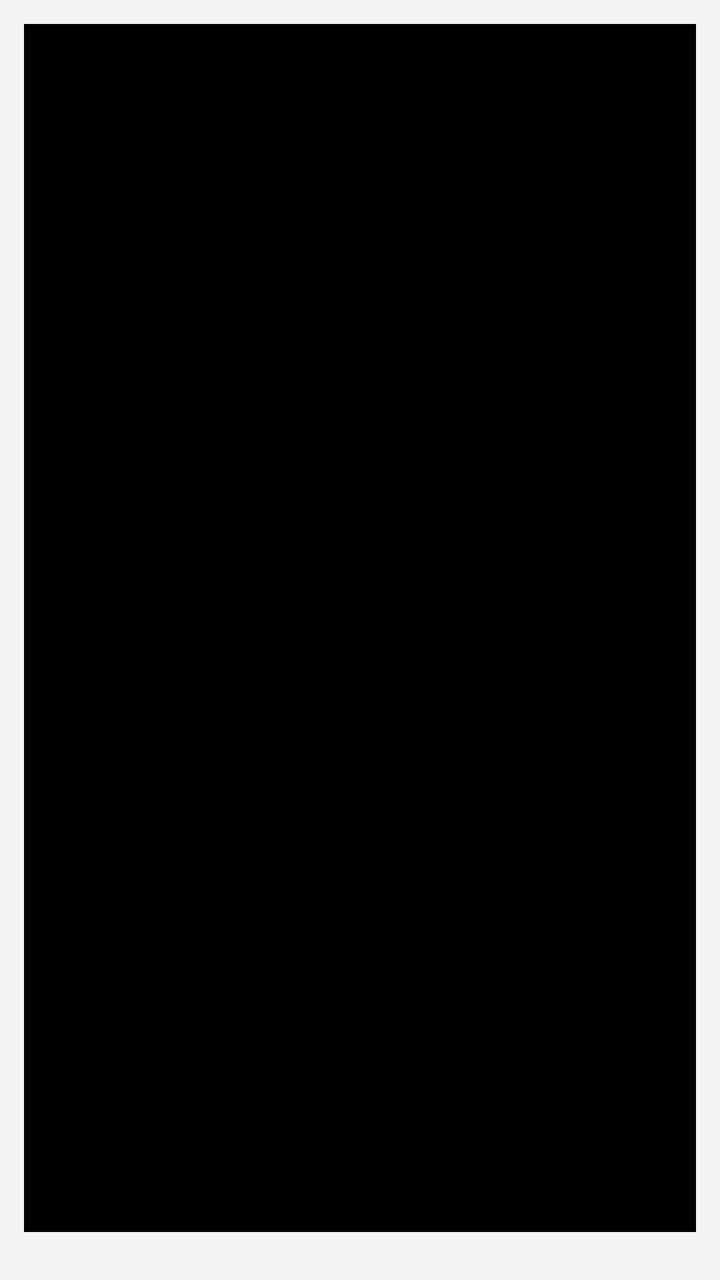
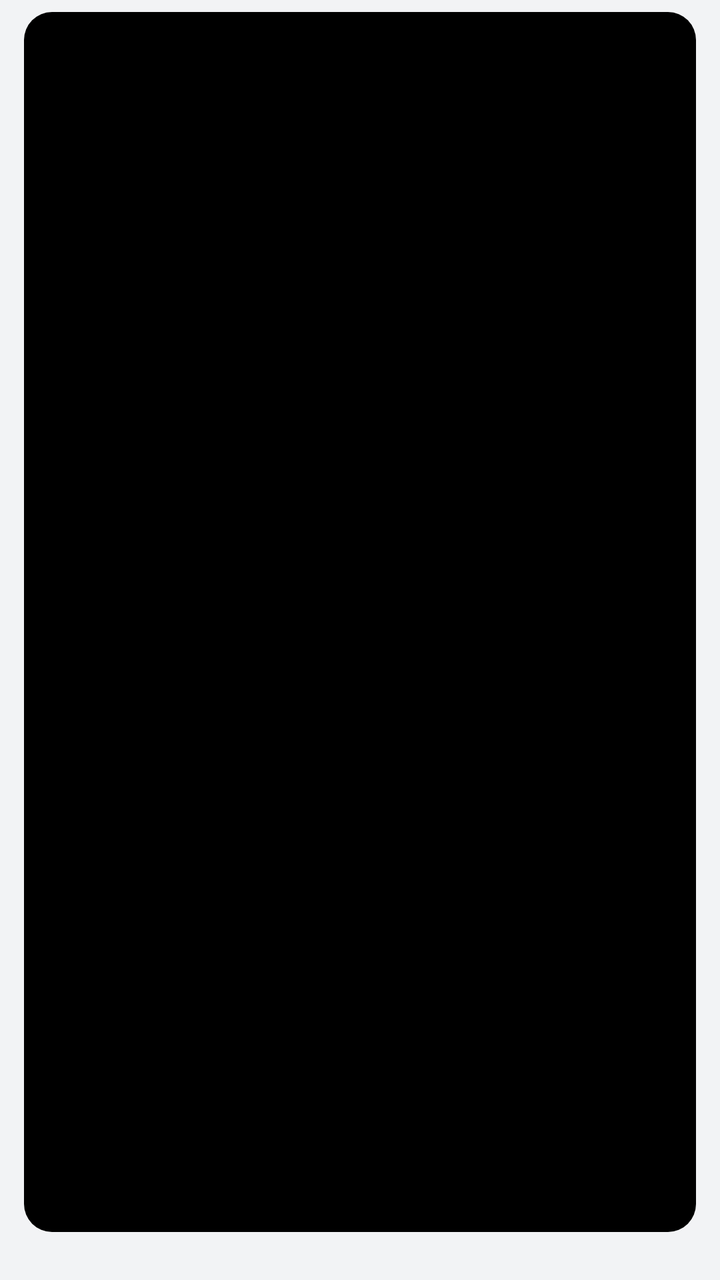

An Android layout rendered at two revisions. The XML below is the earlier revision; the diff shows what the commit changed to produce the second picture.
<!-- AndroidManifest.xml: application theme android:Theme.DeviceDefault.NoActionBar -->
<!-- res/layout/activity_main.xml -->
<?xml version="1.0" encoding="utf-8"?>
<LinearLayout xmlns:android="http://schemas.android.com/apk/res/android"
    android:layout_width="match_parent"
    android:layout_height="match_parent"
    android:orientation="vertical"
    android:background="#f2f3f5"
    android:padding="12dp">

    
    <FrameLayout
        android:id="@+id/previewContainer"
        android:layout_width="match_parent"
        android:layout_height="wrap_content"
        android:background="#000000"
        android:layout_marginBottom="12dp">

        <TextureView
            android:id="@+id/preview"
            android:layout_width="match_parent"
            android:layout_height="match_parent" />

        
        <TextView
            android:id="@+id/overlay"
            android:layout_width="wrap_content"
            android:layout_height="wrap_content"
            android:layout_gravity="top|center_horizontal"
            android:layout_marginTop="10dp"
            android:maxWidth="320dp"
            android:padding="8dp"
            android:background="#CC1F2129"
            android:textColor="#FFFFFF"
            android:textSize="14sp"
            android:visibility="invisible" />
    </FrameLayout>

    
    <ScrollView
        android:id="@+id/scrollResult"
        android:layout_width="match_parent"
        android:layout_height="0dp"
        android:layout_weight="1"
        android:background="#FFFFFF"
        android:padding="12dp">

        <TextView
            android:id="@+id/result"
            android:layout_width="match_parent"
            android:layout_height="wrap_content"
            android:textSize="15sp"
            android:textColor="#1D2129"
            android:lineSpacingExtra="4dp"
            android:textIsSelectable="true"
            android:scrollbars="vertical" />
    </ScrollView>

    
    <LinearLayout
        android:layout_width="match_parent"
        android:layout_height="wrap_content"
        android:orientation="horizontal"
        android:layout_marginTop="12dp">

        <Button
            android:id="@+id/btnCopy"
            android:layout_width="0dp"
            android:layout_height="wrap_content"
            android:layout_weight="1"
            android:layout_marginEnd="6dp"
            android:text="复制"
            android:textAllCaps="false" />

        <Button
            android:id="@+id/btnConvert"
            android:layout_width="0dp"
            android:layout_height="wrap_content"
            android:layout_weight="1"
            android:layout_marginStart="6dp"
            android:layout_marginEnd="6dp"
            android:text="转换"
            android:textAllCaps="false" />

        <Button
            android:id="@+id/btnClear"
            android:layout_width="0dp"
            android:layout_height="wrap_content"
            android:layout_weight="1"
            android:layout_marginStart="6dp"
            android:text="清空"
            android:textAllCaps="false" />
    </LinearLayout>

</LinearLayout>
<!-- resources referenced by this layout -->
<resources>

</resources>

<!-- the commit's change to res/layout/activity_main.xml (unified diff, before → after) -->
@@ -4,14 +4,17 @@
     android:layout_height="match_parent"
     android:orientation="vertical"
     android:background="#f2f3f5"
-    android:padding="12dp">
+    android:paddingLeft="12dp"
+    android:paddingRight="12dp"
+    android:paddingTop="6dp"
+    android:paddingBottom="12dp">
 
     
     <FrameLayout
         android:id="@+id/previewContainer"
         android:layout_width="match_parent"
         android:layout_height="wrap_content"
-        android:background="#000000"
+        android:background="@drawable/bg_preview"
         android:layout_marginBottom="12dp">
 
         <TextureView
@@ -27,8 +30,11 @@
             android:layout_gravity="top|center_horizontal"
             android:layout_marginTop="10dp"
             android:maxWidth="320dp"
-            android:padding="8dp"
-            android:background="#CC1F2129"
+            android:paddingLeft="12dp"
+            android:paddingRight="12dp"
+            android:paddingTop="7dp"
+            android:paddingBottom="7dp"
+            android:background="@drawable/bg_overlay"
             android:textColor="#FFFFFF"
             android:textSize="14sp"
             android:visibility="invisible" />
@@ -40,8 +46,10 @@
         android:layout_width="match_parent"
         android:layout_height="0dp"
         android:layout_weight="1"
-        android:background="#FFFFFF"
-        android:padding="12dp">
+        android:background="@drawable/bg_result"
+        android:padding="14dp"
+        android:fillViewport="true"
+        android:scrollbars="vertical">
 
         <TextView
             android:id="@+id/result"
@@ -50,44 +58,78 @@
             android:textSize="15sp"
             android:textColor="#1D2129"
             android:lineSpacingExtra="4dp"
-            android:textIsSelectable="true"
-            android:scrollbars="vertical" />
+            android:textIsSelectable="true" />
     </ScrollView>
+
+    
+    <TextView
+        android:id="@+id/tvCount"
+        android:layout_width="match_parent"
+        android:layout_height="wrap_content"
+        android:layout_marginTop="8dp"
+        android:layout_marginStart="2dp"
+        android:text="总字数：0"
+        android:textColor="#86909C"
+        android:textSize="13sp" />
 
     
     <LinearLayout
         android:layout_width="match_parent"
         android:layout_height="wrap_content"
         android:orientation="horizontal"
-        android:layout_marginTop="12dp">
+        android:layout_marginTop="8dp">
 
         <Button
             android:id="@+id/btnCopy"
             android:layout_width="0dp"
-            android:layout_height="wrap_content"
+            android:layout_height="48dp"
             android:layout_weight="1"
             android:layout_marginEnd="6dp"
+            android:background="@drawable/btn_primary"
             android:text="复制"
-            android:textAllCaps="false" />
+            android:textAllCaps="false"
+            android:textColor="#FFFFFF"
+            android:textSize="14sp"
+            android:paddingLeft="0dp"
+            android:paddingRight="0dp"
+            android:minWidth="0dp"
+            android:minHeight="0dp"
+            android:stateListAnimator="@null" />
 
         <Button
             android:id="@+id/btnConvert"
             android:layout_width="0dp"
-            android:layout_height="wrap_content"
+            android:layout_height="48dp"
             android:layout_weight="1"
             android:layout_marginStart="6dp"
             android:layout_marginEnd="6dp"
+            android:background="@drawable/btn_secondary"
             android:text="转换"
-            android:textAllCaps="false" />
+            android:textAllCaps="false"
+            android:textColor="#1D2129"
+            android:textSize="14sp"
+            android:paddingLeft="0dp"
+            android:paddingRight="0dp"
+            android:minWidth="0dp"
+            android:minHeight="0dp"
+            android:stateListAnimator="@null" />
 
         <Button
             android:id="@+id/btnClear"
             android:layout_width="0dp"
-            android:layout_height="wrap_content"
+            android:layout_height="48dp"
             android:layout_weight="1"
             android:layout_marginStart="6dp"
+            android:background="@drawable/btn_secondary"
             android:text="清空"
-            android:textAllCaps="false" />
+            android:textAllCaps="false"
+            android:textColor="#1D2129"
+            android:textSize="14sp"
+            android:paddingLeft="0dp"
+            android:paddingRight="0dp"
+            android:minWidth="0dp"
+            android:minHeight="0dp"
+            android:stateListAnimator="@null" />
     </LinearLayout>
 
 </LinearLayout>
<!-- resource entries referenced after the edit -->
@@ -1,5 +1,60 @@
 <!-- resources referenced by this layout -->
 <resources>
-
+  <!-- drawable bg_overlay (drawable) -->
+  <?xml version="1.0" encoding="utf-8"?>
+  <shape xmlns:android="http://schemas.android.com/apk/res/android"
+      android:shape="rectangle">
+      <solid android:color="#CC1F2129" />
+      <corners android:radius="10dp" />
+  </shape>
+  <!-- drawable bg_preview (drawable) -->
+  <?xml version="1.0" encoding="utf-8"?>
+  <shape xmlns:android="http://schemas.android.com/apk/res/android"
+      android:shape="rectangle">
+      <solid android:color="#000000" />
+      <corners android:radius="14dp" />
+  </shape>
+  <!-- drawable bg_result (drawable) -->
+  <?xml version="1.0" encoding="utf-8"?>
+  <shape xmlns:android="http://schemas.android.com/apk/res/android"
+      android:shape="rectangle">
+      <solid android:color="#FFFFFF" />
+      <corners android:radius="12dp" />
+      <stroke android:width="1dp" android:color="#2D7FF9" />
+  </shape>
+  <!-- drawable btn_primary (drawable) -->
+  <?xml version="1.0" encoding="utf-8"?>
+  <selector xmlns:android="http://schemas.android.com/apk/res/android">
+      <item android:state_pressed="true">
+          <shape android:shape="rectangle">
+              <solid android:color="#1E6FE0" />
+              <corners android:radius="10dp" />
+          </shape>
+      </item>
+      <item>
+          <shape android:shape="rectangle">
+              <solid android:color="#2D7FF9" />
+              <corners android:radius="10dp" />
+          </shape>
+      </item>
+  </selector>
+  <!-- drawable btn_secondary (drawable) -->
+  <?xml version="1.0" encoding="utf-8"?>
+  <selector xmlns:android="http://schemas.android.com/apk/res/android">
+      <item android:state_pressed="true">
+          <shape android:shape="rectangle">
+              <solid android:color="#ECEEF2" />
+              <corners android:radius="10dp" />
+              <stroke android:width="1dp" android:color="#D5D9E0" />
+          </shape>
+      </item>
+      <item>
+          <shape android:shape="rectangle">
+              <solid android:color="#FFFFFF" />
+              <corners android:radius="10dp" />
+              <stroke android:width="1dp" android:color="#E0E2E7" />
+          </shape>
+      </item>
+  </selector>
 </resources>
 
